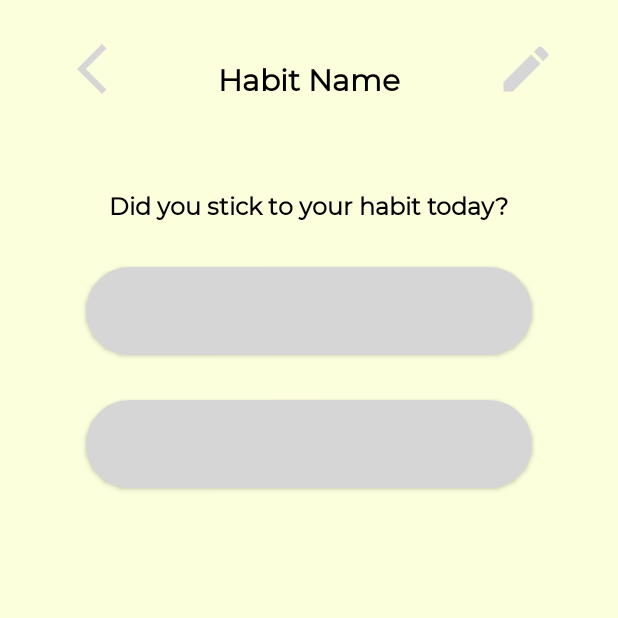
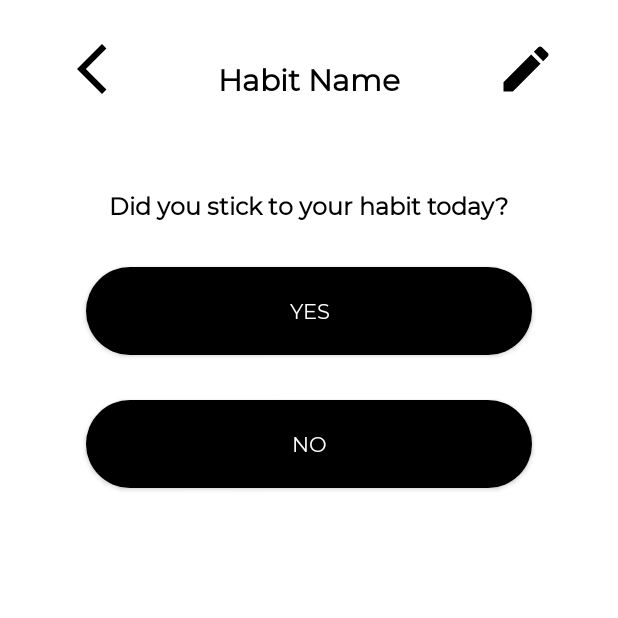
Before and after one commit to Parkhi19/Slowdy-Slow-and-Steady, an Android app: the fragment HabitLogFragment shown on its own in the app's theme, on a phone screen of 412 x 824 dp, the top half of it. Run offline under Robolectric (Android 15) with nearby library versions, the phone set to English and light mode, and no system bars; 1 statement that could not run was skipped.

Commit message:
corrected colors

```diff
--- a/app/src/main/java/com/slowAndSteady/slowdy/view/activity/MainActivity.kt
+++ b/app/src/main/java/com/slowAndSteady/slowdy/view/activity/MainActivity.kt
@@ -33,13 +33,10 @@ class MainActivity : AppCompatActivity() {
         }
     }
 
-    private fun navigate(menuId: Int) {
+   private fun navigate(menuId: Int) {
         when(menuId) {
             R.id.home_bottom_navigation -> {
                 navController.navigate(R.id.homeFragment)
-            }
-            R.id.notification_bottom_navigation ->{
-                navController.navigate(R.id.notificationsFragment)
             }
             R.id.settings_bottom_navigation ->{
                 navController.navigate(R.id.settingsFragment)
--- a/app/src/main/res/layout/habit_view.xml
+++ b/app/src/main/res/layout/habit_view.xml
@@ -42,6 +42,7 @@
             app:layout_constraintVertical_bias="0.5"
             tools:layout_editor_absoluteX="16dp" />
 
+
         <ImageView
             android:layout_width="wrap_content"
             android:layout_height="wrap_content"
@@ -50,7 +51,7 @@
             android:layout_centerVertical="true"
             app:layout_constraintEnd_toEndOf="parent"
             app:layout_constraintBottom_toTopOf="@+id/habitStreakView"
-            app:tint="@color/primary_arrow_color" />
+            app:tint="@color/primary_icon_color" />
 
         <com.slowAndSteady.slowdy.view.custom.HabitStreaks
             android:layout_width="0dp"
--- a/app/src/main/res/values-night/colors.xml
+++ b/app/src/main/res/values-night/colors.xml
@@ -10,6 +10,7 @@
     <color name="primary_notifications">#FF6D60</color>
     <color name="primary_text_color">#FFFFFF</color>
     <color name="primary_arrow_color">#ffffff</color>
+    <color name="landing_screen_text_color">#ffffff</color>
     <color name="send_message_color">#3AA6B9</color>
     <color name="primary_about_us_color">#E7CEA6</color>
     <color name="primary_logout_color">#FF9EAA</color>
--- a/app/src/main/res/values/colors.xml
+++ b/app/src/main/res/values/colors.xml
@@ -4,7 +4,7 @@
     <color name="black">#FF000000</color>
     <color name="white">#FFFFFFFF</color>
     <color name="primary_color">#000000</color>
-    <color name="main_background">#FBFFDC</color>
+    <color name="main_background">#FFFFFF</color>
     <color name="status_bar_color">#3AA6B9</color>
     <color name="primary_button_background">#000000</color>
     <color name="primary_button_text_color">#FFFFFF</color>
@@ -12,7 +12,8 @@
     <color name="primary_change_mode">#9BCDD2</color>
     <color name="primary_notifications">#FF8551</color>
     <color name="primary_text_color">#000000</color>
-    <color name="primary_arrow_color">#000000</color>
+    <color name="img_btn_text_color">#ffffff</color>
+    <color name="primary_icon_color">#000000</color>
     <color name="send_message_color">#3AA6B9</color>
     <color name="primary_about_us_color">#A1C2F1</color>
     <color name="primary_logout_color">#FF9EAA</color>
@@ -22,12 +23,17 @@
     <color name="streaks_card_skipped">#FB1201</color>
     <color name="input_error_color">#FB1201</color>
     <color name="habit_icon_color">#000000</color>
+    <color name="landing_screen_text_color">#000000</color>
     <color name="primary_habit_view_icon_background">#CED2AF</color>
     <color name="habit_color_1">#8CC0DE</color>
     <color name="habit_color_2">#5A96E3</color>
     <color name="habit_color_3">#9575DE</color>
     <color name="habit_color_4">#FF9B9B</color>
+    <color name="ask_question_btn_ripple_color">#Ffffff</color>
     <color name="habit_color_5">#FF597B</color>
+    <color name="ask_question_btn_color">#000000</color>
+    <color name="btn_text_color">#ffffff</color>
+    <color name="dialog_text_color">#ffffff</color>
 
 
 </resources>
```
